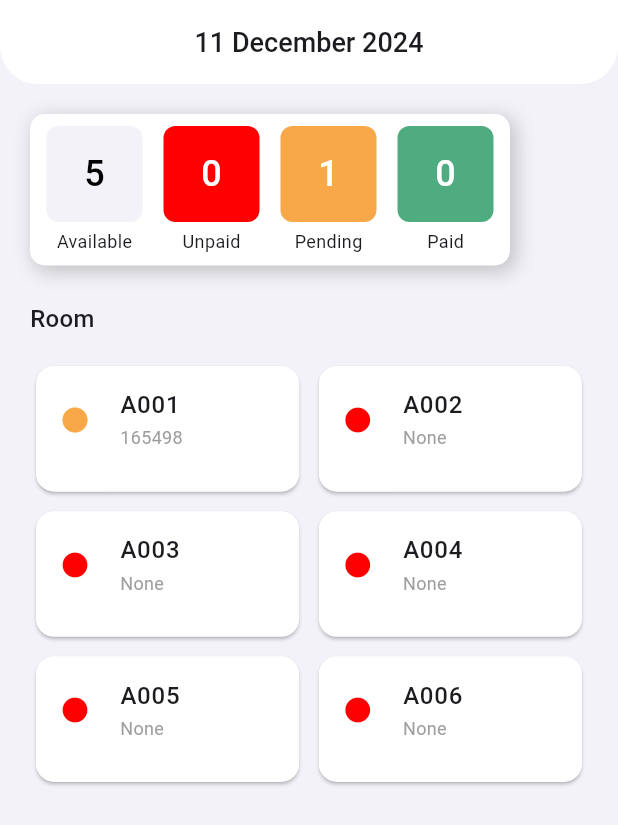
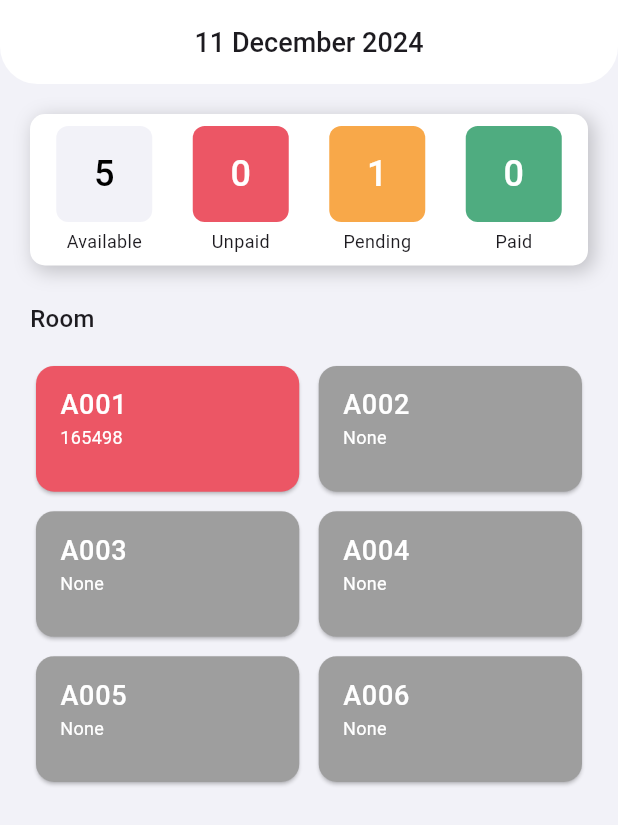
Before and after one commit to ChayLimm/renting_v3, a Flutter app: the screen it shows after launch, on a phone screen of 412 x 824 dp. Shown: the top 825 px of the screen. Run offline on Flutter 3.47's test engine with Material 3 defaults, Android fonts, the phone set to English and light mode, and no system bars.

Commit message:
adding room page

```diff
--- a/lib/data/dummyData.dart
+++ b/lib/data/dummyData.dart
@@ -1,26 +1,43 @@
+import 'package:pos_renting_v3/model/stakeholder/tenant.dart';
 import 'package:pos_renting_v3/model/system/pricecharge.dart';
-
+import 'package:pos_renting_v3/model/system/system.dart';
 import '../model/room/room.dart';
 import '../model/stakeholder/landlord.dart';
 
-LandLord landlord = LandLord(contact: 012321654);
 
-PriceCharge priceCharge = PriceCharge(
+// Create Landlord
+LandLord landlord = LandLord(contact: "012321654");
+
+// Create PriceCharge
+
+List<PriceCharge> priceCharge =
+
+[PriceCharge(
   electricityPrice: 0.5,
   waterPrice: 0.35,
   rentsParkingPrice: 10,
   finePerMonth: 3,
-  startDate: DateTime(11,11,2024),
+  startDate: DateTime(2024, 11, 11), // Corrected date
   hygieneFee: 1,
-  fineStartOn: DateTime(05,DateTime.now().month,DateTime.now().year)
-  );
+  fineStartOn: DateTime(DateTime.now().year, DateTime.now().month, 5) // Corrected date
+)];
+
+// Create Rooms
+List<Room> roomList =
+[ Room(roomName: "A001", roomPrice: 100, landlord: landlord),
+ Room(roomName: "A002", roomPrice: 100, landlord: landlord),
+ Room(roomName: "A003", roomPrice: 110, landlord: landlord),
+ Room(roomName: "A004", roomPrice: 110, landlord: landlord),
+ Room(roomName: "A005", roomPrice: 120, landlord: landlord),
+ Room(roomName: "A006", roomPrice: 120, landlord: landlord),];
+
+// Create System instance and add data
+System system1 = System(roomList: roomList,priceChargeList: priceCharge);
 
 
+Tenant tenant1 = Tenant(contact: "165498", identity: 13213, rentsParking: 1, deposit: 50);
 
-mixin hygieneFee {
-}Room room1 =    Room(roomName: "A001", roomPrice: 100, landlord: landlord);
-Room room2 =    Room(roomName: "A002", roomPrice: 100, landlord: landlord);
-Room room3 =    Room(roomName: "A003", roomPrice: 110, landlord: landlord);
-Room room4 =    Room(roomName: "A004", roomPrice: 110, landlord: landlord);
-Room room5 =    Room(roomName: "A005", roomPrice: 120, landlord: landlord);
-Room room6 =    Room(roomName: "A006", roomPrice: 120, landlord: landlord);
+// Tenant tenant1 = Tenant(contact: "165498", identity: 13213, rentsParking: 1, deposit: 50);
+
+// system1.manageTenant(roomlist[0], tenant1);
+// system1.processPayment(room1, DateTime.now(), 200, 200);
--- a/lib/model/payment/payment.dart
+++ b/lib/model/payment/payment.dart
@@ -1,5 +1,6 @@
 import 'dart:ui';
 
+import 'package:flutter/material.dart';
 import '../payment/consumption.dart';
 import '../room/room.dart';
 import '../stakeholder/landlord.dart';
@@ -7,9 +8,10 @@ import '../stakeholder/tenant.dart';
 import '../system/pricecharge.dart';
 
 enum  PaymentStatus{
-  unpaid(Color(0xFFFF0000)),
+  unpaid(Color(0xFFEC5665)),
   pending(Color(0xFFF8A849)),
-  paid(Color(0xFF4FAC80));
+  paid(Color(0xFF4FAC80)),
+  available(Color(0xFFF2F2F8));
 
   final Color color;
   const PaymentStatus(this.color);
--- a/lib/model/stakeholder/landlord.dart
+++ b/lib/model/stakeholder/landlord.dart
@@ -1,5 +1,5 @@
 
 class LandLord{
-  int contact;
+  String contact;
   LandLord({required this.contact});
 }
--- a/lib/model/system/system.dart
+++ b/lib/model/system/system.dart
@@ -6,8 +6,12 @@ import 'pricecharge.dart';
 import 'report.dart';
 
 class System {
-  List<PriceCharge> priceChargeList = [];
-  List<Room> roomList = [];
+  List<PriceCharge> priceChargeList;
+  List<Room> roomList;
+
+  // Constructor with optional parameters (defaulting to empty lists)
+  System({required this.priceChargeList,required this.roomList});
+
 
   PriceCharge? getValidPriceCharge(DateTime datetime) {
     for(var item in priceChargeList){
@@ -16,6 +20,14 @@ class System {
       }
     }
     return null;
+  }
+  Payment? getPaymentThisMonth(Room room, [DateTime? dateTime] ){
+    dateTime ??= DateTime.now();
+    return  room.paymentList.isNotEmpty &&
+            room.paymentList.last.timestamp.month == dateTime.month &&
+            room.paymentList.last.timestamp.year == dateTime.year
+        ? room.paymentList.last
+        : null;
   }
 
   void processPayment(Room room, DateTime datetime, double inputWater,double inputElectricity) {
--- a/lib/screen/homepage/main.dart
+++ b/lib/screen/homepage/main.dart
@@ -6,24 +6,21 @@ import 'package:pos_renting_v3/screen/homepage/roomList.dart';
 import 'package:pos_renting_v3/screen/homepage/status_widget.dart';
 import 'package:pos_renting_v3/utils/component.dart';
 
-
 class MyHomePage extends StatefulWidget {
   final List<Room> roomList;
-  const MyHomePage({super.key,required this.roomList});
+  const MyHomePage({super.key, required this.roomList});
 
   @override
   State<MyHomePage> createState() => _MyHomePageState();
 }
 
 class _MyHomePageState extends State<MyHomePage> {
-
   String date = DateFormat('dd MMMM yyyy').format(DateTime.now());
   List<Room> available = [];
   List<Room> unpaid = [];
   List<Room> pending = [];
   List<Room> paid = [];
-
-
+  List<Room> passData = [];
 
   void updateStatus() {
     setState(() {
@@ -56,17 +53,62 @@ class _MyHomePageState extends State<MyHomePage> {
           unpaid.add(room);
         }
       }
+    });
   }
-  );
+
+  void selectedGroupBy(PaymentStatus? sortBy) {
+    passData!.clear();
+
+    switch (sortBy) {
+      case PaymentStatus.unpaid:
+        setState(() {
+          // Add all rooms from unpaid first, followed by available, pending, and paid
+          passData.addAll(unpaid);
+          passData.addAll(available);
+          passData.addAll(pending);
+          passData.addAll(paid);
+        });
+        break;
+      case PaymentStatus.pending:
+        setState(() {
+          passData.addAll(pending);
+          passData.addAll(available);
+          passData.addAll(unpaid);
+          passData.addAll(paid);
+        });
+        break;
+      case PaymentStatus.paid:
+        setState(() {
+          passData.addAll(paid);
+          passData.addAll(available);
+          passData.addAll(unpaid);
+          passData.addAll(pending);
+        });
+        break;
+      case PaymentStatus.available:
+        setState(() {
+          passData.addAll(available);
+          passData.addAll(unpaid);
+          passData.addAll(pending);
+          passData.addAll(paid);
+        });
+        break;
+      case null:
+        setState(() {
+          // Default to all rooms in roomList, can add ordering here if needed
+          passData.addAll(widget.roomList);
+        });
+        break;
+    }
   }
 
   @override
   void initState() {
     // TODO: implement initState
+    passData = widget.roomList;
     updateStatus();
     super.initState();
   }
-
 
   @override
   Widget build(BuildContext context) {
@@ -74,33 +116,43 @@ class _MyHomePageState extends State<MyHomePage> {
       appBar: AppBar(
         centerTitle: true,
         backgroundColor: Colors.white,
-        title: Text(date,style: const TextStyle(
-          fontWeight: FontWeight.w500,
-          fontSize: 18
-        ),),
+        title: Text(
+          date,
+          style: const TextStyle(fontWeight: FontWeight.w500, fontSize: 18),
+        ),
         shape: const RoundedRectangleBorder(
             borderRadius: BorderRadius.only(
           bottomLeft: Radius.circular(25),
           bottomRight: Radius.circular(25),
-          )
-        ),
-
+        )),
       ),
       body: Padding(
         padding: const EdgeInsets.all(20),
-        child:
-           Column(
+        child: Column(
           crossAxisAlignment: CrossAxisAlignment.start,
           children: [
-              StatusWidget(available: available.length,paid: paid.length,unpaid: unpaid.length,pending: pending.length,),
-              const SizedBox(height: 24,),
+            StatusWidget(
+              available: available.length,
+              paid: paid.length,
+              unpaid: unpaid.length,
+              pending: pending.length,
+              selectedGroupBy: selectedGroupBy,
+            ),
+            const SizedBox(
+              height: 24,
+            ),
             label("Room"),
-              const SizedBox(height: 16,),
-              Expanded(child: RoomListView(roomList: widget.roomList,))
+            const SizedBox(
+              height: 16,
+            ),
+            Expanded(
+                child: RoomListView(
+              key: ValueKey(DateTime.now()),
+              roomList: passData,
+            ))
           ],
         ),
       ),
-
     );
   }
 }
--- a/lib/screen/homepage/roomList.dart
+++ b/lib/screen/homepage/roomList.dart
@@ -1,53 +1,104 @@
 import 'package:flutter/material.dart';
+import 'package:pos_renting_v3/data/dummyData.dart';
 import 'package:pos_renting_v3/model/payment/payment.dart';
 import 'package:pos_renting_v3/model/room/room.dart';
+import 'package:pos_renting_v3/screen/room/main.dart';
+import 'package:pos_renting_v3/utils/device.dart';
 
-class RoomListView extends StatelessWidget {
+class RoomListView extends StatefulWidget {
   final List<Room> roomList;
   const RoomListView({super.key, required this.roomList});
 
   @override
+  State<RoomListView> createState() => _RoomListViewState();
+}
+
+class _RoomListViewState extends State<RoomListView> {
+  late List<bool> _isVisible;
+
+  @override
+  void initState() {
+    super.initState();
+    _resetAnimation();
+  }
+
+  @override
+  void didUpdateWidget(RoomListView oldWidget) {
+    super.didUpdateWidget(oldWidget);
+    _resetAnimation(); // Reset animation on widget update.
+  }
+
+  void _resetAnimation() {
+    _isVisible = List.generate(widget.roomList.length, (_) => false);
+    _animateItems();
+  }
+
+  void _animateItems() {
+    for (int i = 0; i < widget.roomList.length; i++) {
+      Future.delayed(Duration(milliseconds: i * 50), () {
+        if (mounted) {
+          setState(() {
+            _isVisible[i] = true;
+          });
+        }
+      });
+    }
+  }
+
+  @override
   Widget build(BuildContext context) {
     return GridView.builder(
-      itemCount: roomList.length,
-      gridDelegate: const SliverGridDelegateWithFixedCrossAxisCount(
-        crossAxisCount: 2,
+      itemCount: widget.roomList.length,
+      gridDelegate: SliverGridDelegateWithFixedCrossAxisCount(
+        crossAxisCount: DeviceType.isMobile(context) ? 2 : 4,
         crossAxisSpacing: 5,
         mainAxisSpacing: 5,
         childAspectRatio: 3 / 1.5,
       ),
       itemBuilder: (context, index) {
-        return RoomCard(room: roomList[index]);
+        return AnimatedOpacity(
+          duration: const Duration(milliseconds: 300),
+          opacity: _isVisible[index] ? 1.0 : 0.0,
+          child: RoomCard(room: widget.roomList[index]),
+        );
       },
     );
   }
 }
+
 class RoomCard extends StatelessWidget {
   final Room room;
-  const RoomCard({super.key,required this.room});
+  const RoomCard({super.key, required this.room});
 
   @override
   Widget build(BuildContext context) {
+    final String subtitle = room.tenant?.contact ?? "None";
 
-    final String subtitle = room.tenant != null ? room.tenant!.contact : "None";
-    final Payment? payment =
-          room.paymentList.last.timestamp.month == DateTime.now().month &&
-          room.paymentList.last.timestamp.year == DateTime.now().year ?
-          room.paymentList.last : null ;
+    // Check if the last payment is for the current month and year
+    final Payment? payment = system1.getPaymentThisMonth(room);
 
     return Card(
-      color: Colors.white,
-      child:
-      ListTile(
-      leading: Icon(Icons.circle,color: payment != null ? payment.status.color : Colors.grey ,size: 20,),
-       title: Text(room.roomName,style: const TextStyle(
-        fontWeight: FontWeight.w500,
-        fontSize: 16
-       ),),
-       subtitle: Text(subtitle,style: const TextStyle(
-        fontSize: 12,
-        color: Colors.grey,
-       ),),
-    ));
+      color: room.tenant != null ? payment!.status.color : Colors.grey,
+      child: GestureDetector(
+        onTap: () {
+          Navigator.of(context).push(
+              MaterialPageRoute(builder: (context) => RoomDetail(room: room)));
+        },
+        child: ListTile(
+          title: Text(
+            room.roomName,
+            style: const TextStyle(
+                fontWeight: FontWeight.w500, fontSize: 18, color: Colors.white),
+          ),
+          subtitle: Text(
+            subtitle,
+            style: const TextStyle(
+              fontSize: 12,
+              color: Colors.white,
+            ),
+          ),
+        ),
+      ),
+    );
   }
 }
--- a/lib/screen/homepage/status_widget.dart
+++ b/lib/screen/homepage/status_widget.dart
@@ -1,4 +1,5 @@
 import 'package:flutter/material.dart';
+import 'package:pos_renting_v3/model/payment/payment.dart';
 import 'package:pos_renting_v3/utils/component.dart';
 
 class StatusWidget extends StatelessWidget {
@@ -6,17 +7,19 @@ class StatusWidget extends StatelessWidget {
   final int unpaid;
   final int pending;
   final int paid;
+  final Function(PaymentStatus) selectedGroupBy;
   const StatusWidget(
       {super.key,
       required this.available,
       required this.unpaid,
       required this.pending,
-      required this.paid});
+      required this.paid,
+      required this.selectedGroupBy
+      });
 
   @override
   Widget build(BuildContext context) {
     return Container(
-      width: 320,
       padding: const EdgeInsets.all(4),
       decoration: BoxDecoration(
           color: Theme.of(context).primaryColor,
@@ -27,22 +30,26 @@ class StatusWidget extends StatelessWidget {
           BuildStatusBox(
             title: "Available",
             number: available,
-            color: Theme.of(context).scaffoldBackgroundColor,
+            selectedGroupBy : selectedGroupBy,
+            status: PaymentStatus.available
           ),
           BuildStatusBox(
             title: "Unpaid",
             number: unpaid,
-            color: red,
+            selectedGroupBy : selectedGroupBy,
+            status: PaymentStatus.unpaid
           ),
           BuildStatusBox(
             title: "Pending",
             number: pending,
-            color: yellow,
+            selectedGroupBy : selectedGroupBy,
+            status: PaymentStatus.pending
           ),
           BuildStatusBox(
             title: "Paid",
             number: paid,
-            color: green,
+            selectedGroupBy : selectedGroupBy,
+            status: PaymentStatus.paid
           )
         ],
       ),
@@ -53,16 +60,22 @@ class StatusWidget extends StatelessWidget {
 class BuildStatusBox extends StatelessWidget {
   final String title;
   final int number;
-  final Color color;
+  final PaymentStatus status;
+  final Function(PaymentStatus) selectedGroupBy;
+
   const BuildStatusBox(
       {super.key,
       required this.title,
       required this.number,
-      required this.color});
+      required this.status,
+      required this.selectedGroupBy
+      });
 
   @override
   Widget build(BuildContext context) {
     return Expanded(
+        child: InkWell(
+          onTap: ()=> selectedGroupBy(status),
           child: Container(
                 padding: const EdgeInsets.all(4),
                 child: Column(
@@ -72,14 +85,14 @@ class BuildStatusBox extends StatelessWidget {
               height: 64,
               width: 64,
               decoration: BoxDecoration(
-                color: color, borderRadius: BorderRadius.circular(8)),
+                  color: status.color, borderRadius: BorderRadius.circular(8)),
               child: Center(
                 child: Text(
                   number.toString(),
                   style: TextStyle(
                       fontSize: 24,
                       fontWeight: FontWeight.w500,
-                    color: color == Theme.of(context).scaffoldBackgroundColor
+                      color: status.color == Theme.of(context).scaffoldBackgroundColor
                           ? Colors.black
                           : Colors.white),
                 ),
@@ -96,6 +109,7 @@ class BuildStatusBox extends StatelessWidget {
             )
           ],
                 ),
+              ),
         ));
   }
 }
--- a/lib/utils/component.dart
+++ b/lib/utils/component.dart
@@ -2,9 +2,10 @@ import 'dart:ui';
 
 import 'package:flutter/material.dart';
 
-Color red = const Color(0xFFFF0000);
+Color red = const Color(0xFFEC5665);
 Color yellow = const Color(0xFFF8A849);
 Color green = const Color(0xFF4FAC80);
+
 
 BoxShadow shadow() => BoxShadow(
       color: Colors.black.withOpacity(0.2),
```
Also changed, not shown: lib/main.dart (+2 -12 lines), lib/screen/room/main.dart (added, +35 -0 lines). Lines whose indentation alone changed are shown as unchanged.
